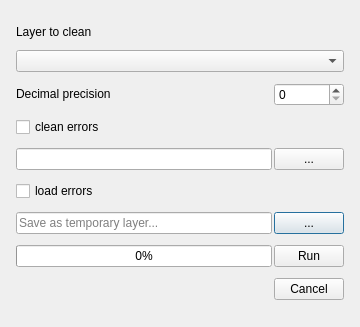
spacesyntax/Rcl-topology-cleaner, file road_network_cleaner_dialog_base.ui: the form before one commit.
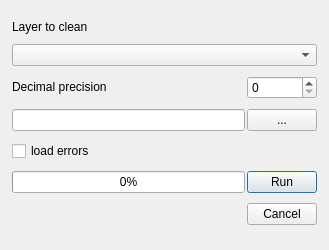
The form after the commit.

The edit to the form file:
```diff
--- a/road_network_cleaner_dialog_base.ui
+++ b/road_network_cleaner_dialog_base.ui
@@ -6,8 +6,8 @@
    <rect>
     <x>0</x>
     <y>0</y>
-    <width>360</width>
-    <height>327</height>
+    <width>329</width>
+    <height>250</height>
    </rect>
   </property>
   <property name="sizePolicy">
@@ -26,160 +26,21 @@
       <enum>QLayout::SetMinimumSize</enum>
      </property>
      <property name="margin">
-      <number>5</number>
+      <number>1</number>
      </property>
      <property name="spacing">
       <number>2</number>
      </property>
-     <item row="6" column="1">
-      <widget class="QPushButton" name="browseErrors">
-       <property name="sizePolicy">
-        <sizepolicy hsizetype="MinimumExpanding" vsizetype="Fixed">
-         <horstretch>0</horstretch>
-         <verstretch>0</verstretch>
-        </sizepolicy>
-       </property>
-       <property name="maximumSize">
-        <size>
-         <width>70</width>
-         <height>16777215</height>
-        </size>
-       </property>
-       <property name="text">
-        <string>...</string>
-       </property>
-      </widget>
-     </item>
      <item row="4" column="0">
-      <widget class="QLineEdit" name="outputCleaned">
+      <widget class="QCheckBox" name="errorsCheckBox">
        <property name="sizePolicy">
         <sizepolicy hsizetype="Minimum" vsizetype="Fixed">
          <horstretch>0</horstretch>
          <verstretch>0</verstretch>
         </sizepolicy>
        </property>
-      </widget>
-     </item>
-     <item row="4" column="1">
-      <widget class="QPushButton" name="browseCleaned">
-       <property name="sizePolicy">
-        <sizepolicy hsizetype="MinimumExpanding" vsizetype="Fixed">
-         <horstretch>0</horstretch>
-         <verstretch>0</verstretch>
-        </sizepolicy>
-       </property>
-       <property name="maximumSize">
-        <size>
-         <width>70</width>
-         <height>16777215</height>
-        </size>
-       </property>
        <property name="text">
-        <string>...</string>
-       </property>
-      </widget>
-     </item>
-     <item row="2" column="1">
-      <widget class="QSpinBox" name="decimalsSpin">
-       <property name="maximumSize">
-        <size>
-         <width>70</width>
-         <height>16777215</height>
-        </size>
-       </property>
-      </widget>
-     </item>
-     <item row="7" column="0">
-      <widget class="QProgressBar" name="cleaningProgress">
-       <property name="sizePolicy">
-        <sizepolicy hsizetype="MinimumExpanding" vsizetype="Fixed">
-         <horstretch>0</horstretch>
-         <verstretch>0</verstretch>
-        </sizepolicy>
-       </property>
-       <property name="value">
-        <number>0</number>
-       </property>
-      </widget>
-     </item>
-     <item row="8" column="1">
-      <widget class="QPushButton" name="cancelButton">
-       <property name="sizePolicy">
-        <sizepolicy hsizetype="MinimumExpanding" vsizetype="Fixed">
-         <horstretch>0</horstretch>
-         <verstretch>0</verstretch>
-        </sizepolicy>
-       </property>
-       <property name="maximumSize">
-        <size>
-         <width>70</width>
-         <height>16777215</height>
-        </size>
-       </property>
-       <property name="text">
-        <string>Cancel</string>
-       </property>
-      </widget>
-     </item>
-     <item row="6" column="0">
-      <widget class="QLineEdit" name="outputErrors">
-       <property name="sizePolicy">
-        <sizepolicy hsizetype="MinimumExpanding" vsizetype="Fixed">
-         <horstretch>0</horstretch>
-         <verstretch>0</verstretch>
-        </sizepolicy>
-       </property>
-       <property name="placeholderText">
-        <string>Save as temporary layer...</string>
-       </property>
-      </widget>
-     </item>
-     <item row="1" column="0">
-      <widget class="QLabel" name="label_2">
-       <property name="text">
-        <string>Cleaned layer</string>
-       </property>
-      </widget>
-     </item>
-     <item row="7" column="1">
-      <widget class="QPushButton" name="cleanButton">
-       <property name="sizePolicy">
-        <sizepolicy hsizetype="MinimumExpanding" vsizetype="Fixed">
-         <horstretch>0</horstretch>
-         <verstretch>0</verstretch>
-        </sizepolicy>
-       </property>
-       <property name="maximumSize">
-        <size>
-         <width>70</width>
-         <height>16777215</height>
-        </size>
-       </property>
-       <property name="text">
-        <string>Run</string>
-       </property>
-      </widget>
-     </item>
-     <item row="1" column="0" colspan="2">
-      <widget class="QComboBox" name="inputCombo">
-       <property name="sizePolicy">
-        <sizepolicy hsizetype="MinimumExpanding" vsizetype="Fixed">
-         <horstretch>0</horstretch>
-         <verstretch>0</verstretch>
-        </sizepolicy>
-       </property>
-      </widget>
-     </item>
-     <item row="0" column="0">
-      <widget class="QLabel" name="label">
-       <property name="sizePolicy">
-        <sizepolicy hsizetype="MinimumExpanding" vsizetype="Fixed">
-         <horstretch>0</horstretch>
-         <verstretch>0</verstretch>
-        </sizepolicy>
-       </property>
-       <property name="text">
-        <string>Layer to clean</string>
+        <string>load errors</string>
        </property>
       </widget>
      </item>
@@ -196,30 +57,117 @@
        </property>
       </widget>
      </item>
+     <item row="0" column="0">
+      <widget class="QLabel" name="label">
+       <property name="sizePolicy">
+        <sizepolicy hsizetype="MinimumExpanding" vsizetype="Fixed">
+         <horstretch>0</horstretch>
+         <verstretch>0</verstretch>
+        </sizepolicy>
+       </property>
+       <property name="text">
+        <string>Layer to clean</string>
+       </property>
+      </widget>
+     </item>
+     <item row="1" column="0" colspan="2">
+      <widget class="QComboBox" name="inputCombo">
+       <property name="sizePolicy">
+        <sizepolicy hsizetype="MinimumExpanding" vsizetype="Fixed">
+         <horstretch>0</horstretch>
+         <verstretch>0</verstretch>
+        </sizepolicy>
+       </property>
+      </widget>
+     </item>
+     <item row="5" column="1">
+      <widget class="QPushButton" name="cleanButton">
+       <property name="sizePolicy">
+        <sizepolicy hsizetype="MinimumExpanding" vsizetype="Fixed">
+         <horstretch>0</horstretch>
+         <verstretch>0</verstretch>
+        </sizepolicy>
+       </property>
+       <property name="maximumSize">
+        <size>
+         <width>70</width>
+         <height>16777215</height>
+        </size>
+       </property>
+       <property name="text">
+        <string>Run</string>
+       </property>
+      </widget>
+     </item>
+     <item row="6" column="1">
+      <widget class="QPushButton" name="cancelButton">
+       <property name="sizePolicy">
+        <sizepolicy hsizetype="MinimumExpanding" vsizetype="Fixed">
+         <horstretch>0</horstretch>
+         <verstretch>0</verstretch>
+        </sizepolicy>
+       </property>
+       <property name="maximumSize">
+        <size>
+         <width>70</width>
+         <height>16777215</height>
+        </size>
+       </property>
+       <property name="text">
+        <string>Cancel</string>
+       </property>
+      </widget>
+     </item>
      <item row="5" column="0">
-      <widget class="QCheckBox" name="errorsCheckBox">
+      <widget class="QProgressBar" name="cleaningProgress">
        <property name="sizePolicy">
-        <sizepolicy hsizetype="Minimum" vsizetype="Fixed">
+        <sizepolicy hsizetype="MinimumExpanding" vsizetype="Fixed">
          <horstretch>0</horstretch>
          <verstretch>0</verstretch>
         </sizepolicy>
+       </property>
+       <property name="value">
+        <number>0</number>
+       </property>
+      </widget>
+     </item>
+     <item row="2" column="1">
+      <widget class="QSpinBox" name="decimalsSpin">
+       <property name="maximumSize">
+        <size>
+         <width>70</width>
+         <height>16777215</height>
+        </size>
+       </property>
+      </widget>
+     </item>
+     <item row="3" column="1">
+      <widget class="QPushButton" name="browseCleaned">
+       <property name="sizePolicy">
+        <sizepolicy hsizetype="MinimumExpanding" vsizetype="Fixed">
+         <horstretch>0</horstretch>
+         <verstretch>0</verstretch>
+        </sizepolicy>
+       </property>
+       <property name="maximumSize">
+        <size>
+         <width>70</width>
+         <height>16777215</height>
+        </size>
        </property>
        <property name="text">
-        <string>load errors</string>
+        <string>...</string>
        </property>
       </widget>
      </item>
      <item row="3" column="0">
-      <widget class="QCheckBox" name="errorsCheckBox_2">
+      <widget class="QLineEdit" name="outputCleaned">
        <property name="sizePolicy">
-        <sizepolicy hsizetype="MinimumExpanding" vsizetype="Fixed">
+        <sizepolicy hsizetype="Minimum" vsizetype="Fixed">
          <horstretch>0</horstretch>
          <verstretch>0</verstretch>
         </sizepolicy>
        </property>
-       <property name="text">
-        <string>clean errors</string>
-       </property>
       </widget>
      </item>
     </layout>
```
